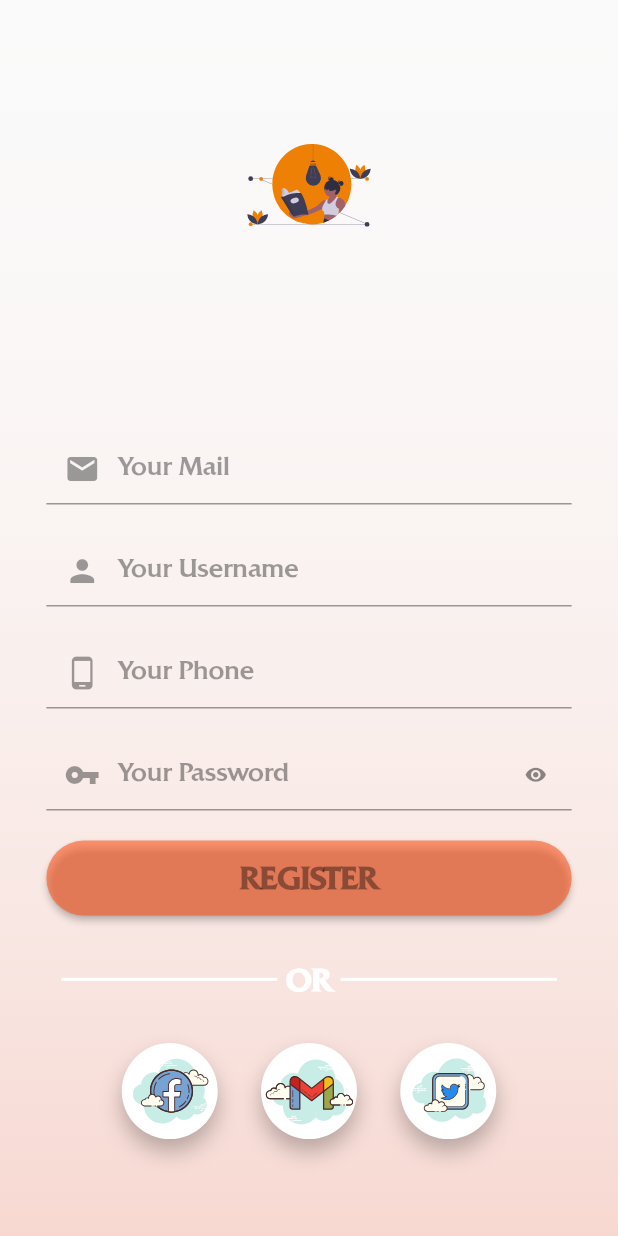
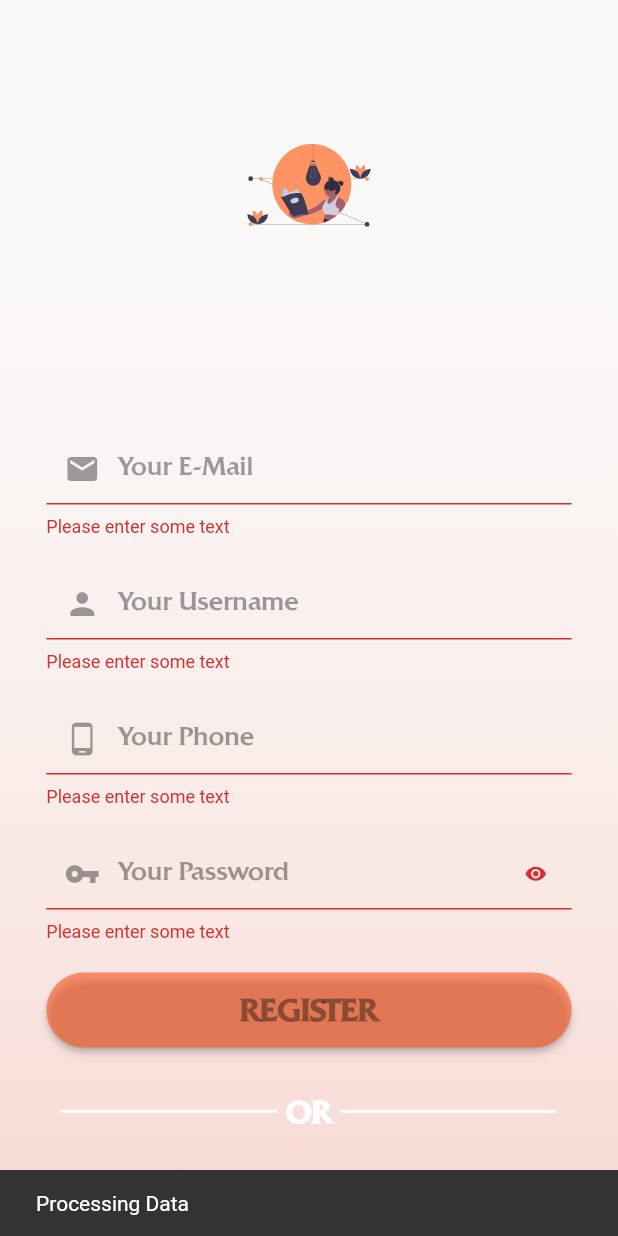
Before and after one commit to familyas/APP_LIBRARY, a Flutter app: the RegisterPage screen opened directly, after a tap on "REGISTER", on a phone screen of 412 x 824 dp. Run offline on Flutter 3.47's test engine with Material 2 defaults, Android fonts, the light colour scheme and no system bars; drawn by our look-alikes of rounded_loading_button; our stand-ins replace dio, flutter_svg.

Commit message:
validasi register

```diff
--- /dev/null
+++ b/lib/API/apistatus.dart
@@ -0,0 +1,97 @@
+import 'package:flutter/material.dart';
+
+import 'package:dio/dio.dart';
+
+class APIStatus {
+  String username,
+      email,
+      phone,
+      password,
+      createddate,
+      status,
+      apimessage,
+      id,
+      judulbuku,
+      isbn,
+      tahun,
+      penerbit,
+      jumlah,
+      kategori,
+      createdby;
+
+  APIStatus(
+      {this.username,
+      this.email,
+      this.phone,
+      this.password,
+      this.createddate,
+      this.status,
+      this.apimessage,
+      this.id,
+      this.judulbuku,
+      this.isbn,
+      this.tahun,
+      this.penerbit,
+      this.jumlah,
+      this.kategori,
+      this.createdby});
+
+  factory APIStatus.result(Map<String, dynamic> object) {
+    return APIStatus(
+        username: object['UserName'],
+        email: object['Email'],
+        phone: object['Phone'],
+        password: object['Password'],
+        createddate: object['CreatedDate'],
+        status: object['status'],
+        apimessage: object['apimessage'],
+        id: object['ID'],
+        judulbuku: object['JudulBuku'],
+        isbn: object['ISBN'],
+        tahun: object['TahunTerbit'],
+        penerbit: object['Penerbit'],
+        jumlah: object['JumlahBuku'],
+        kategori: object['Kategori'],
+        createdby: object['CreatedBy']);
+  }
+
+  static Future<List<APIStatus>> insertUser(BuildContext context, String email,
+      String username, String phone, String password) async {
+    String apiURL = "http://training-api.agungjustika.com/Lukman/insertUser";
+
+    BaseOptions options = BaseOptions(
+      baseUrl: apiURL,
+      connectTimeout: 60000,
+      receiveTimeout: 30000,
+    );
+
+    Dio dio = Dio(options);
+
+    Response response = await dio.post(apiURL, data: {
+      "Email": email,
+      "UserName": username,
+      "Phone": phone,
+      "Password": password
+    });
+
+    try {
+      if (response.statusCode == 200) {
+        dynamic listData = response.data;
+
+        List<APIStatus> data = [];
+        for (int i = 0; i < listData.length; i++) {
+          data.add(APIStatus.result(listData[i]));
+        }
+        return data;
+      } else {
+        ScaffoldMessenger.of(context)
+            .showSnackBar(const SnackBar(content: Text("Koneksi Bermasalah")));
+        return null;
+      }
+    } catch (e) {
+      ScaffoldMessenger.of(context)
+          .showSnackBar(const SnackBar(content: Text("Gagal Mengurai Data")));
+      return null;
+    }
+  }
+}
--- a/lib/pages/auth/login_page.dart
+++ b/lib/pages/auth/login_page.dart
@@ -6,8 +6,6 @@ import 'package:flutter_svg/flutter_svg.dart';
 import 'package:rounded_loading_button/rounded_loading_button.dart';
 
 class LoginPage extends StatefulWidget {
-  const LoginPage({Key? key}) : super(key: key);
-
   @override
   _LoginPageState createState() => _LoginPageState();
 }
--- a/lib/pages/auth/register_page.dart
+++ b/lib/pages/auth/register_page.dart
@@ -1,16 +1,20 @@
+import 'package:app_library/API/apistatus.dart';
 import 'package:app_library/theme/style.dart';
 import 'package:flutter/material.dart';
 import 'package:flutter_svg/flutter_svg.dart';
 import 'package:rounded_loading_button/rounded_loading_button.dart';
 
 class RegisterPage extends StatefulWidget {
-  const RegisterPage({Key? key}) : super(key: key);
-
   @override
   _RegisterPageState createState() => _RegisterPageState();
 }
 
 class _RegisterPageState extends State<RegisterPage> {
+  final GlobalKey<FormState> _formKey = GlobalKey<FormState>();
+  TextEditingController _email = TextEditingController();
+  TextEditingController _username = TextEditingController();
+  TextEditingController _phone = TextEditingController();
+  TextEditingController _password = TextEditingController();
   RoundedLoadingButtonController _register =
       new RoundedLoadingButtonController();
   @override
@@ -23,6 +27,8 @@ class _RegisterPageState extends State<RegisterPage> {
           gradient: bgGradient(),
         ),
         child: SafeArea(
+          child: Form(
+            key: _formKey,
             child: SingleChildScrollView(
               child: Column(
                 children: [
@@ -41,16 +47,23 @@ class _RegisterPageState extends State<RegisterPage> {
                     children: [
                       Container(
                         width: MediaQuery.of(context).size.width * 0.85,
-                      child: TextField(
-                        autocorrect: false,
+                        child: TextFormField(
+                          validator: (value) {
+                            if (value == null || value.isEmpty) {
+                              return 'Please enter some text';
+                            }
+                            return null;
+                          },
                           obscureText: false,
+                          controller: _email,
+                          keyboardType: TextInputType.emailAddress,
                           cursorColor: themeOranges,
                           decoration: InputDecoration(
                             prefixIcon: Icon(
                               Icons.mail,
                               color: Colors.black38,
                             ),
-                          hintText: 'Your Mail',
+                            hintText: 'Your E-Mail',
                             hintStyle: TextStyle(
                               color: Colors.black38,
                               fontFamily: 'quadrat',
@@ -71,8 +84,14 @@ class _RegisterPageState extends State<RegisterPage> {
                       ),
                       Container(
                         width: MediaQuery.of(context).size.width * 0.85,
-                      child: TextField(
-                        autocorrect: false,
+                        child: TextFormField(
+                          validator: (value) {
+                            if (value == null || value.isEmpty) {
+                              return 'Please enter some text';
+                            }
+                            return null;
+                          },
+                          controller: _username,
                           obscureText: false,
                           cursorColor: themeOranges,
                           decoration: InputDecoration(
@@ -101,8 +120,15 @@ class _RegisterPageState extends State<RegisterPage> {
                       ),
                       Container(
                         width: MediaQuery.of(context).size.width * 0.85,
-                      child: TextField(
-                        autocorrect: false,
+                        child: TextFormField(
+                          validator: (value) {
+                            if (value == null || value.isEmpty) {
+                              return 'Please enter some text';
+                            }
+                            return null;
+                          },
+                          controller: _phone,
+                          keyboardType: TextInputType.phone,
                           obscureText: false,
                           cursorColor: themeOranges,
                           decoration: InputDecoration(
@@ -131,8 +157,14 @@ class _RegisterPageState extends State<RegisterPage> {
                       ),
                       Container(
                         width: MediaQuery.of(context).size.width * 0.85,
-                      child: TextField(
-                        autocorrect: false,
+                        child: TextFormField(
+                          validator: (value) {
+                            if (value == null || value.isEmpty) {
+                              return 'Please enter some text';
+                            }
+                            return null;
+                          },
+                          controller: _password,
                           obscureText: true,
                           cursorColor: themeOranges,
                           decoration: InputDecoration(
@@ -165,7 +197,24 @@ class _RegisterPageState extends State<RegisterPage> {
                       ),
                       RoundedLoadingButton(
                         controller: _register,
-                      onPressed: () {},
+                        onPressed: () {
+                          if (_formKey.currentState.validate()) {
+                            APIStatus.insertUser(context, _email.text,
+                                    _username.text, _phone.text, _password.text)
+                                .then((value) {
+                              ScaffoldMessenger.of(context).showSnackBar(
+                                SnackBar(content: Text(value[0].apimessage)),
+                              );
+                            });
+                          } else {
+                            // If the form is valid, display a snackbar. In the real world,
+                            // you'd often call a server or save the information in a database.
+                            ScaffoldMessenger.of(context).showSnackBar(
+                              const SnackBar(content: Text('Processing Data')),
+                            );
+                          }
+                          _register.reset();
+                        },
                         child: Text(
                           'REGISTER',
                           style: TextStyle(
@@ -282,6 +331,7 @@ class _RegisterPageState extends State<RegisterPage> {
             ),
           ),
         ),
+      ),
     );
   }
 }
--- a/lib/splash_screen.dart
+++ b/lib/splash_screen.dart
@@ -4,8 +4,6 @@ import 'package:flutter/material.dart';
 import 'package:flutter_svg/flutter_svg.dart';
 
 class SplashScreen extends StatefulWidget {
-  const SplashScreen({Key? key}) : super(key: key);
-
   @override
   _SplashScreenState createState() => _SplashScreenState();
 }
```
Also changed, not shown: pubspec.yaml (+39 -39 lines), assets/svg/logo2.svg, assets/svg/logo3.svg. Lines whose indentation alone changed are shown as unchanged.
